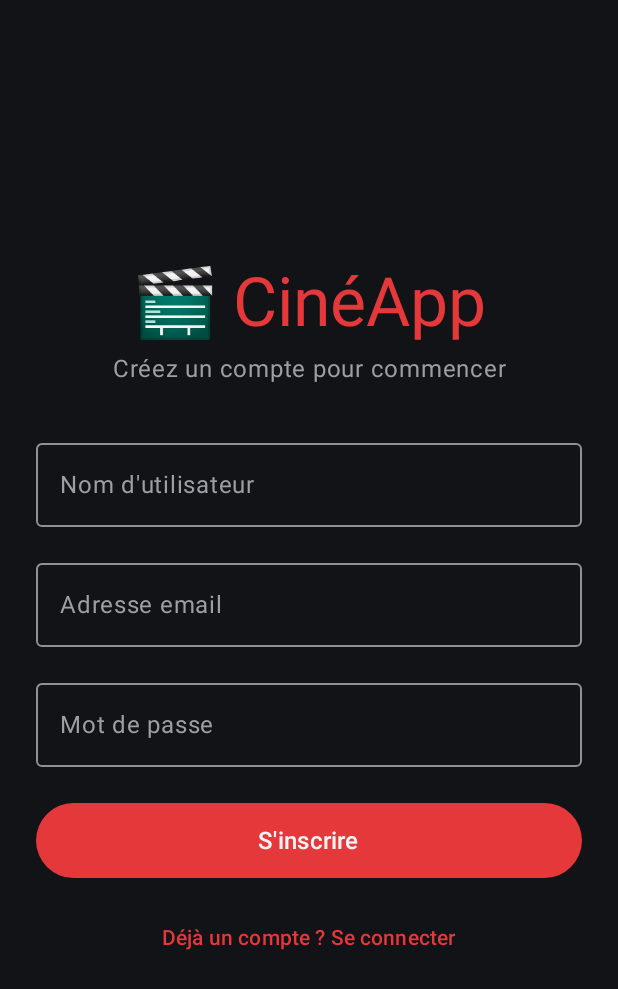
After one commit to johanPrise/CineApp, an Android app built with Jetpack Compose: the RegisterScreen screen opened through its navigation route, on a phone screen of 412 x 824 dp. The commit adds this screen. Shown: the top 989 px of the screen. Run offline under Robolectric (Android 15) with nearby library versions, the phone set to English and light mode, and no system bars; our stand-ins replace Firebase (no records; nobody signed in at launch, a user with empty details on screens opened directly).

Commit message:
feat(auth): ajout de l'authentification Firebase (Login, Register, Navigation)

```diff
--- a/app/build.gradle.kts
+++ b/app/build.gradle.kts
@@ -1,6 +1,7 @@
 plugins {
     alias(libs.plugins.android.application)
     alias(libs.plugins.kotlin.compose)
+    alias(libs.plugins.google.services)
 }
 
 android {
@@ -37,9 +38,13 @@ android {
 }
 
 dependencies {
+    implementation(platform(libs.firebase.bom))
+    implementation(libs.firebase.auth)
+    implementation(libs.firebase.firestore)
     implementation(platform(libs.androidx.compose.bom))
     implementation(libs.androidx.activity.compose)
     implementation(libs.androidx.compose.material3)
+    implementation(libs.androidx.navigation.compose)
     implementation(libs.androidx.compose.ui)
     implementation(libs.androidx.compose.ui.graphics)
     implementation(libs.androidx.compose.ui.tooling.preview)
--- a/app/src/main/AndroidManifest.xml
+++ b/app/src/main/AndroidManifest.xml
@@ -1,7 +1,7 @@
 <?xml version="1.0" encoding="utf-8"?>
 <manifest xmlns:android="http://schemas.android.com/apk/res/android"
     xmlns:tools="http://schemas.android.com/tools">
-
+    <uses-permission android:name="android.permission.INTERNET" />
     <application
         android:allowBackup="true"
         android:dataExtractionRules="@xml/data_extraction_rules"
--- /dev/null
+++ b/app/src/main/java/fr/esgi/cineapp/data/repository/AuthRepository.kt
@@ -0,0 +1,11 @@
+package fr.esgi.cineapp.data.repository
+
+import fr.esgi.cineapp.model.User
+import kotlinx.coroutines.flow.Flow
+
+interface AuthRepository {
+    suspend fun login (email: String, password: String): Result<User>
+    suspend fun register(username: String, email: String, password: String): Result<User>
+    suspend fun logout()
+    fun getCurrentUser(): Flow<User?>
+}
--- /dev/null
+++ b/app/src/main/java/fr/esgi/cineapp/data/repository/FirebaseAuthRepositoryImpl.kt
@@ -0,0 +1,94 @@
+package fr.esgi.cineapp.data.repository
+
+import android.util.Log
+import com.google.firebase.auth.FirebaseAuth
+import com.google.firebase.auth.FirebaseUser
+import com.google.firebase.auth.UserProfileChangeRequest
+import com.google.firebase.firestore.FirebaseFirestore
+import fr.esgi.cineapp.model.User
+import kotlinx.coroutines.CancellationException
+import kotlinx.coroutines.ExperimentalCoroutinesApi
+import kotlinx.coroutines.channels.awaitClose
+import kotlinx.coroutines.flow.Flow
+import kotlinx.coroutines.flow.callbackFlow
+import kotlinx.coroutines.flow.flatMapLatest
+import kotlinx.coroutines.flow.flowOf
+import kotlinx.coroutines.tasks.await
+
+private const val TAG = "FirebaseAuthRepository"
+private const val USERS_COLLECTION = "users"
+
+class FirebaseAuthRepositoryImpl(
+    private val auth: FirebaseAuth = FirebaseAuth.getInstance(),
+    private val firestore: FirebaseFirestore = FirebaseFirestore.getInstance()
+) : AuthRepository {
+
+    private val users get() = firestore.collection(USERS_COLLECTION)
+
+    override suspend fun login(email: String, password: String): Result<User> = suspendRunCatching {
+        val firebaseUser = checkNotNull(auth.signInWithEmailAndPassword(email, password).await().user) {
+            "Connexion échouée : utilisateur introuvable"
+        }
+
+        users.document(firebaseUser.uid).get().await().toObject(User::class.java)
+            ?: firebaseUser.toUser(defaultName = email.substringBefore("@")).also { created ->
+                // Compte Auth sans profil Firestore (ex. register interrompu entre les deux écritures) : on le recrée.
+                users.document(created.id).set(created).await()
+            }
+    }
+
+    override suspend fun register(username: String, email: String, password: String): Result<User> =
+        suspendRunCatching {
+            val firebaseUser = checkNotNull(auth.createUserWithEmailAndPassword(email, password).await().user) {
+                "Inscription échouée : utilisateur non créé"
+            }
+
+            val profileUpdates = UserProfileChangeRequest.Builder()
+                .setDisplayName(username)
+                .build()
+            firebaseUser.updateProfile(profileUpdates).await()
+
+            User(id = firebaseUser.uid, username = username, email = email).also { created ->
+                users.document(created.id).set(created).await()
+            }
+        }
+
+    override suspend fun logout() {
+        auth.signOut()
+    }
+
+    @OptIn(ExperimentalCoroutinesApi::class)
+    override fun getCurrentUser(): Flow<User?> =
+        authState().flatMapLatest { firebaseUser ->
+            if (firebaseUser == null) flowOf(null) else userProfile(firebaseUser)
+        }
+
+    private fun authState(): Flow<FirebaseUser?> = callbackFlow {
+        val listener = FirebaseAuth.AuthStateListener { trySend(it.currentUser) }
+        auth.addAuthStateListener(listener)
+        awaitClose { auth.removeAuthStateListener(listener) }
+    }
+
+    private fun userProfile(firebaseUser: FirebaseUser): Flow<User> = callbackFlow {
+        val registration = users.document(firebaseUser.uid).addSnapshotListener { snapshot, error ->
+            if (error != null) Log.w(TAG, "Écoute du profil utilisateur en erreur", error)
+            trySend(snapshot?.toObject(User::class.java) ?: firebaseUser.toUser())
+        }
+        awaitClose { registration.remove() }
+    }
+
+    private fun FirebaseUser.toUser(defaultName: String = "") = User(
+        id = uid,
+        email = email.orEmpty(),
+        username = displayName ?: defaultName
+    )
+}
+
+private inline fun <T> suspendRunCatching(block: () -> T): Result<T> =
+    try {
+        Result.success(block())
+    } catch (e: CancellationException) {
+        throw e
+    } catch (e: Exception) {
+        Result.failure(e)
+    }
--- /dev/null
+++ b/app/src/main/java/fr/esgi/cineapp/ui/auth/AuthComponents.kt
@@ -0,0 +1,140 @@
+package fr.esgi.cineapp.ui.auth
+
+import androidx.compose.foundation.layout.Arrangement
+import androidx.compose.foundation.layout.Column
+import androidx.compose.foundation.layout.ColumnScope
+import androidx.compose.foundation.layout.Spacer
+import androidx.compose.foundation.layout.fillMaxSize
+import androidx.compose.foundation.layout.fillMaxWidth
+import androidx.compose.foundation.layout.height
+import androidx.compose.foundation.layout.padding
+import androidx.compose.foundation.layout.size
+import androidx.compose.foundation.text.KeyboardActions
+import androidx.compose.foundation.text.KeyboardOptions
+import androidx.compose.material3.Button
+import androidx.compose.material3.CircularProgressIndicator
+import androidx.compose.material3.MaterialTheme
+import androidx.compose.material3.OutlinedTextField
+import androidx.compose.material3.Surface
+import androidx.compose.material3.Text
+import androidx.compose.runtime.Composable
+import androidx.compose.ui.Alignment
+import androidx.compose.ui.Modifier
+import androidx.compose.ui.text.input.ImeAction
+import androidx.compose.ui.text.input.KeyboardType
+import androidx.compose.ui.text.input.PasswordVisualTransformation
+import androidx.compose.ui.text.input.VisualTransformation
+import androidx.compose.ui.text.style.TextAlign
+import androidx.compose.ui.unit.dp
+
+@Composable
+fun AuthScreenLayout(
+    subtitle: String,
+    modifier: Modifier = Modifier,
+    title: String = "🎬 CinéApp",
+    content: @Composable ColumnScope.() -> Unit
+) {
+    Surface(
+        modifier = modifier.fillMaxSize(),
+        color = MaterialTheme.colorScheme.background
+    ) {
+        Column(
+            modifier = Modifier
+                .fillMaxSize()
+                .padding(24.dp),
+            horizontalAlignment = Alignment.CenterHorizontally,
+            verticalArrangement = Arrangement.Center
+        ) {
+            Text(
+                text = title,
+                style = MaterialTheme.typography.displayMedium,
+                color = MaterialTheme.colorScheme.primary,
+                textAlign = TextAlign.Center
+            )
+
+            Spacer(modifier = Modifier.height(8.dp))
+
+            Text(
+                text = subtitle,
+                style = MaterialTheme.typography.bodyLarge,
+                color = MaterialTheme.colorScheme.onSurfaceVariant,
+                textAlign = TextAlign.Center
+            )
+
+            Spacer(modifier = Modifier.height(32.dp))
+
+            content()
+        }
+    }
+}
+
+@Composable
+fun AuthTextField(
+    value: String,
+    onValueChange: (String) -> Unit,
+    label: String,
+    modifier: Modifier = Modifier,
+    imeAction: ImeAction = ImeAction.Next,
+    keyboardType: KeyboardType = KeyboardType.Text,
+    isPassword: Boolean = false,
+    onDone: (() -> Unit)? = null
+) {
+    OutlinedTextField(
+        value = value,
+        onValueChange = onValueChange,
+        label = { Text(label) },
+        singleLine = true,
+        visualTransformation = if (isPassword) PasswordVisualTransformation() else VisualTransformation.None,
+        keyboardOptions = KeyboardOptions(
+            keyboardType = keyboardType,
+            imeAction = imeAction
+        ),
+        keyboardActions = KeyboardActions(
+            onDone = { onDone?.invoke() }
+        ),
+        modifier = modifier.fillMaxWidth()
+    )
+}
+
+@Composable
+fun AuthErrorMessage(
+    message: String?,
+    modifier: Modifier = Modifier
+) {
+    message?.let {
+        Text(
+            text = it,
+            color = MaterialTheme.colorScheme.error,
+            style = MaterialTheme.typography.bodyMedium,
+            textAlign = TextAlign.Center,
+            modifier = modifier.fillMaxWidth()
+        )
+        Spacer(modifier = Modifier.height(16.dp))
+    }
+}
+
+@Composable
+fun AuthSubmitButton(
+    text: String,
+    isLoading: Boolean,
+    onClick: () -> Unit,
+    modifier: Modifier = Modifier
+) {
+    Button(
+        onClick = onClick,
+        enabled = !isLoading,
+        modifier = modifier
+            .fillMaxWidth()
+            .height(50.dp)
+    ) {
+        if (isLoading) {
+            CircularProgressIndicator(
+                modifier = Modifier.size(24.dp),
+                color = MaterialTheme.colorScheme.onPrimary,
+                strokeWidth = 2.dp
+            )
+        } else {
+            Text(text, style = MaterialTheme.typography.titleMedium)
+        }
+    }
+}
--- /dev/null
+++ b/app/src/main/java/fr/esgi/cineapp/ui/auth/LoginScreen.kt
@@ -0,0 +1,85 @@
+package fr.esgi.cineapp.ui.auth
+
+import androidx.compose.foundation.layout.Spacer
+import androidx.compose.foundation.layout.height
+import androidx.compose.material3.Text
+import androidx.compose.material3.TextButton
+import androidx.compose.runtime.Composable
+import androidx.compose.runtime.LaunchedEffect
+import androidx.compose.runtime.collectAsState
+import androidx.compose.runtime.getValue
+import androidx.compose.runtime.mutableStateOf
+import androidx.compose.runtime.remember
+import androidx.compose.runtime.saveable.rememberSaveable
+import androidx.compose.runtime.setValue
+import androidx.compose.ui.Modifier
+import androidx.compose.ui.text.input.ImeAction
+import androidx.compose.ui.text.input.KeyboardType
+import androidx.compose.ui.unit.dp
+
+@Composable
+fun LoginScreen(
+    viewModel: AuthViewModel,
+    onNavigateToRegister: () -> Unit,
+    onLoginSuccess: () -> Unit,
+    modifier: Modifier = Modifier
+) {
+    var email by rememberSaveable { mutableStateOf("") }
+    var password by remember { mutableStateOf("") }
+
+    val uiState by viewModel.uiState.collectAsState()
+
+    LaunchedEffect(uiState) {
+        if (uiState is AuthUiState.Success) {
+            viewModel.resetState()
+            onLoginSuccess()
+        }
+    }
+
+    fun submit() = viewModel.login(email, password)
+
+    AuthScreenLayout(
+        subtitle = "Connectez-vous pour retrouver vos films",
+        modifier = modifier
+    ) {
+        AuthTextField(
+            value = email,
+            onValueChange = { email = it },
+            label = "Adresse email",
+            imeAction = ImeAction.Next,
+            keyboardType = KeyboardType.Email
+        )
+
+        Spacer(modifier = Modifier.height(16.dp))
+
+        AuthTextField(
+            value = password,
+            onValueChange = { password = it },
+            label = "Mot de passe",
+            imeAction = ImeAction.Done,
+            isPassword = true,
+            onDone = { submit() }
+        )
+
+        Spacer(modifier = Modifier.height(24.dp))
+
+        AuthErrorMessage((uiState as? AuthUiState.Error)?.message)
+
+        AuthSubmitButton(
+            text = "Se connecter",
+            isLoading = uiState is AuthUiState.Loading,
+            onClick = { submit() }
+        )
+
+        Spacer(modifier = Modifier.height(16.dp))
+
+        TextButton(
+            onClick = {
+                viewModel.resetState()
+                onNavigateToRegister()
+            }
+        ) {
+            Text("Pas encore de compte ? S'inscrire")
+        }
+    }
+}
--- /dev/null
+++ b/app/src/main/java/fr/esgi/cineapp/ui/auth/RegisterScreen.kt
@@ -0,0 +1,95 @@
+package fr.esgi.cineapp.ui.auth
+
+import androidx.compose.foundation.layout.Spacer
+import androidx.compose.foundation.layout.height
+import androidx.compose.material3.Text
+import androidx.compose.material3.TextButton
+import androidx.compose.runtime.Composable
+import androidx.compose.runtime.LaunchedEffect
+import androidx.compose.runtime.collectAsState
+import androidx.compose.runtime.getValue
+import androidx.compose.runtime.mutableStateOf
+import androidx.compose.runtime.remember
+import androidx.compose.runtime.saveable.rememberSaveable
+import androidx.compose.runtime.setValue
+import androidx.compose.ui.Modifier
+import androidx.compose.ui.text.input.ImeAction
+import androidx.compose.ui.text.input.KeyboardType
+import androidx.compose.ui.unit.dp
+
+@Composable
+fun RegisterScreen(
+    viewModel: AuthViewModel,
+    onNavigateToLogin: () -> Unit,
+    onRegisterSuccess: () -> Unit,
+    modifier: Modifier = Modifier
+) {
+    var username by rememberSaveable { mutableStateOf("") }
+    var email by rememberSaveable { mutableStateOf("") }
+    var password by remember { mutableStateOf("") }
+
+    val uiState by viewModel.uiState.collectAsState()
+
+    LaunchedEffect(uiState) {
+        if (uiState is AuthUiState.Success) {
+            viewModel.resetState()
+            onRegisterSuccess()
+        }
+    }
+
+    fun submit() = viewModel.register(username, email, password)
+
+    AuthScreenLayout(
+        subtitle = "Créez un compte pour commencer",
+        modifier = modifier
+    ) {
+        AuthTextField(
+            value = username,
+            onValueChange = { username = it },
+            label = "Nom d'utilisateur",
+            imeAction = ImeAction.Next
+        )
+
+        Spacer(modifier = Modifier.height(16.dp))
+
+        AuthTextField(
+            value = email,
+            onValueChange = { email = it },
+            label = "Adresse email",
+            imeAction = ImeAction.Next,
+            keyboardType = KeyboardType.Email
+        )
+
+        Spacer(modifier = Modifier.height(16.dp))
+
+        AuthTextField(
+            value = password,
+            onValueChange = { password = it },
+            label = "Mot de passe",
+            imeAction = ImeAction.Done,
+            isPassword = true,
+            onDone = { submit() }
+        )
+
+        Spacer(modifier = Modifier.height(24.dp))
+
+        AuthErrorMessage((uiState as? AuthUiState.Error)?.message)
+
+        AuthSubmitButton(
+            text = "S'inscrire",
+            isLoading = uiState is AuthUiState.Loading,
+            onClick = { submit() }
+        )
+
+        Spacer(modifier = Modifier.height(16.dp))
+
+        TextButton(
+            onClick = {
+                viewModel.resetState()
+                onNavigateToLogin()
+            }
+        ) {
+            Text("Déjà un compte ? Se connecter")
+        }
+    }
+}
--- /dev/null
+++ b/app/src/main/java/fr/esgi/cineapp/ui/home/HomeScreen.kt
@@ -0,0 +1,58 @@
+package fr.esgi.cineapp.ui.home
+
+import androidx.compose.foundation.layout.Arrangement
+import androidx.compose.foundation.layout.Column
+import androidx.compose.foundation.layout.Spacer
+import androidx.compose.foundation.layout.fillMaxSize
+import androidx.compose.foundation.layout.height
+import androidx.compose.foundation.layout.padding
+import androidx.compose.material3.Button
+import androidx.compose.material3.MaterialTheme
+import androidx.compose.material3.Surface
+import androidx.compose.material3.Text
+import androidx.compose.runtime.Composable
+import androidx.compose.ui.Alignment
+import androidx.compose.ui.Modifier
+import androidx.compose.ui.unit.dp
+import fr.esgi.cineapp.model.User
+
+@Composable
+fun HomeScreen(
+    user: User?,
+    onLogout: () -> Unit,
+    modifier: Modifier = Modifier
+) {
+    Surface(
+        modifier = modifier.fillMaxSize(),
+        color = MaterialTheme.colorScheme.background
+    ) {
+        Column(
+            modifier = Modifier
+                .fillMaxSize()
+                .padding(24.dp),
+            horizontalAlignment = Alignment.CenterHorizontally,
+            verticalArrangement = Arrangement.Center
+        ) {
+            Text(
+                text = "Bienvenue sur CinéApp 🎬",
+                style = MaterialTheme.typography.headlineMedium
+            )
+
+            Spacer(modifier = Modifier.height(16.dp))
+
+            user?.let {
+                Text(
+                    text = "Bonjour, ${it.username.ifBlank { it.email }} !",
+                    style = MaterialTheme.typography.bodyLarge,
+                    color = MaterialTheme.colorScheme.primary
+                )
+            }
+
+            Spacer(modifier = Modifier.height(32.dp))
+
+            Button(onClick = onLogout) {
+                Text("Se déconnecter")
+            }
+        }
+    }
+}
--- /dev/null
+++ b/app/src/main/java/fr/esgi/cineapp/ui/navigation/AppNavigation.kt
@@ -0,0 +1,75 @@
+package fr.esgi.cineapp.ui.navigation
+
+import androidx.compose.runtime.Composable
+import androidx.compose.runtime.collectAsState
+import androidx.compose.runtime.getValue
+import androidx.compose.ui.Modifier
+import androidx.lifecycle.viewmodel.compose.viewModel
+import androidx.navigation.NavHostController
+import androidx.navigation.compose.NavHost
+import androidx.navigation.compose.composable
+import androidx.navigation.compose.rememberNavController
+import fr.esgi.cineapp.ui.auth.AuthViewModel
+import fr.esgi.cineapp.ui.auth.LoginScreen
+import fr.esgi.cineapp.ui.auth.RegisterScreen
+import fr.esgi.cineapp.ui.home.HomeScreen
+
+object Routes {
+    const val LOGIN = "login"
+    const val REGISTER = "register"
+    const val HOME = "home"
+}
+
+@Composable
+fun AppNavigation(
+    modifier: Modifier = Modifier,
+    navController: NavHostController = rememberNavController(),
+    authViewModel: AuthViewModel = viewModel()
+) {
+    val currentUser by authViewModel.currentUser.collectAsState()
+
+    val startDestination = if (currentUser != null) Routes.HOME else Routes.LOGIN
+
+    NavHost(
+        navController = navController,
+        startDestination = startDestination,
+        modifier = modifier
+    ) {
+        composable(Routes.LOGIN) {
+            LoginScreen(
+                viewModel = authViewModel,
+                onNavigateToRegister = {
+                    navController.navigate(Routes.REGISTER)
+                },
+                onLoginSuccess = {
+                    navController.navigate(Routes.HOME) {
+                        popUpTo(Routes.LOGIN) { inclusive = true }
+                    }
+                }
+            )
+        }
+
+        composable(Routes.REGISTER) {
+            RegisterScreen(
+                viewModel = authViewModel,
+                onNavigateToLogin = {
+                    navController.navigate(Routes.LOGIN) {
+                        popUpTo(Routes.LOGIN) { inclusive = true }
+                    }
+                },
+                onRegisterSuccess = {
+                    navController.navigate(Routes.HOME) {
+                        popUpTo(Routes.LOGIN) { inclusive = true }
+                    }
+                }
+            )
+        }
+
+        composable(Routes.HOME) {
+            HomeScreen(
+                user = currentUser,
+                onLogout = { authViewModel.logout() }
+            )
+        }
+    }
+}
--- a/build.gradle.kts
+++ b/build.gradle.kts
@@ -2,4 +2,5 @@
 plugins {
     alias(libs.plugins.android.application) apply false
     alias(libs.plugins.kotlin.compose) apply false
+    alias(libs.plugins.google.services) apply false
 }
```
Also changed, not shown: app/src/main/java/fr/esgi/cineapp/MainActivity.kt (+2 -21 lines), app/src/main/java/fr/esgi/cineapp/ui/auth/AuthViewModel.kt (added, +84 -0 lines), gradle/libs.versions.toml (+10 -2 lines), 6 other files.
